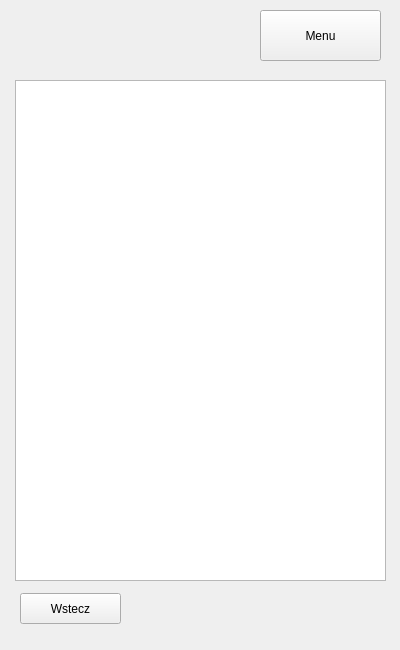
First picture: the form in orderwidget.ui, repository RoboAsystent/Pralnie-IPR, before the edit.
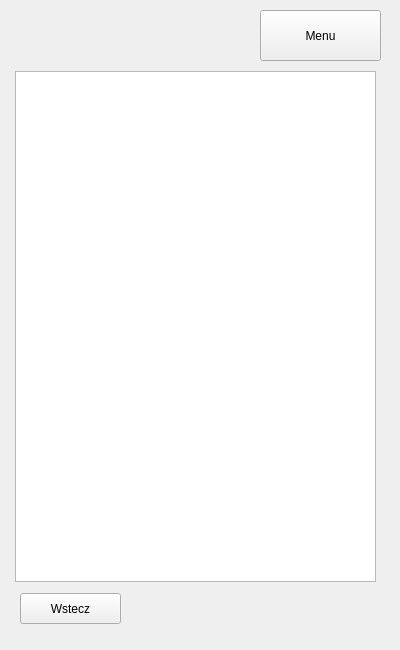
Second picture: the form after the edit.

Commit message: Added order detail class, fixed pointers of widgets

Patch:
```diff
--- a/orderwidget.ui
+++ b/orderwidget.ui
@@ -13,16 +13,6 @@
   <property name="windowTitle">
    <string>Form</string>
   </property>
-  <widget class="QListView" name="listView">
-   <property name="geometry">
-    <rect>
-     <x>15</x>
-     <y>80</y>
-     <width>371</width>
-     <height>501</height>
-    </rect>
-   </property>
-  </widget>
   <widget class="QPushButton" name="Menu">
    <property name="geometry">
     <rect>
@@ -62,6 +52,16 @@
     <string/>
    </property>
   </widget>
+  <widget class="QTableWidget" name="tableOrders">
+   <property name="geometry">
+    <rect>
+     <x>15</x>
+     <y>71</y>
+     <width>361</width>
+     <height>511</height>
+    </rect>
+   </property>
+  </widget>
  </widget>
  <resources/>
  <connections/>
```
The commit also changes 18 other files.
